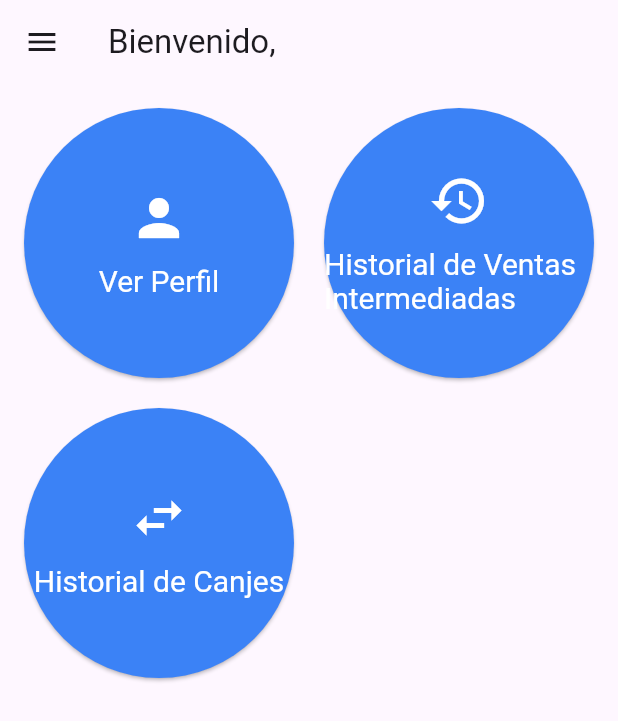
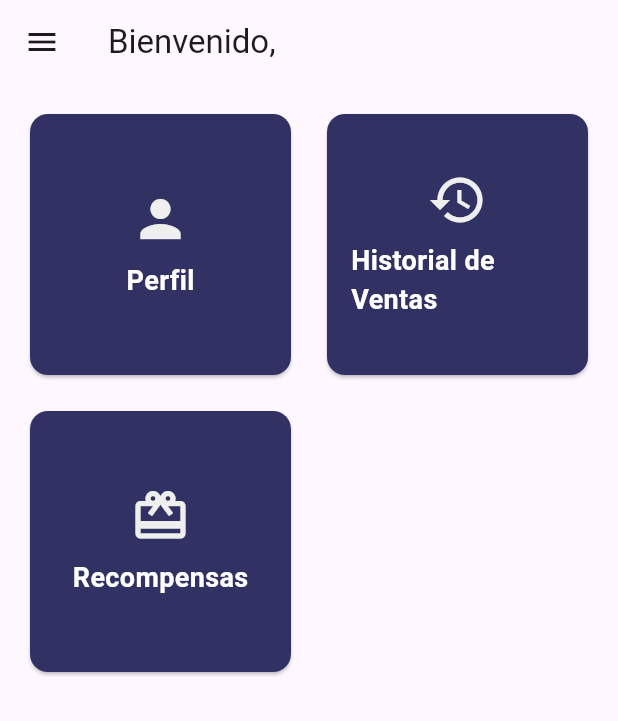
Before and after one commit to RaulTorreM/Fidelizacion_Tecnicos_Movil, a Flutter app: the MenuPage screen opened directly with empty values, on a phone screen of 412 x 824 dp. Shown: the top 721 px of the screen. Run offline on Flutter 3.47's test engine with Material 3 defaults, Android fonts, the phone set to English and light mode, and no system bars; our stand-ins replace dio, retrofit; generated files the repository leaves out were written again; network calls fail.

Commit message:
Se mejoró las interfaces y se añadió Ver Recompensas

```diff
--- a/lib/data/models/login_response.dart
+++ b/lib/data/models/login_response.dart
@@ -1,15 +1,29 @@
-import 'package:json_annotation/json_annotation.dart';
-import 'tecnico.dart';
-
-part 'login_response.g.dart';
-
-@JsonSerializable()
 class LoginResponse {
+  final String status;
+  final String message;
   final String idTecnico;
 
-  LoginResponse({required this.idTecnico});
+  LoginResponse({
+    required this.status,
+    required this.message,
+    required this.idTecnico,
+  });
 
+  // Método para crear una instancia de LoginResponse a partir de un JSON
   factory LoginResponse.fromJson(Map<String, dynamic> json) {
-    return LoginResponse(idTecnico: json['idTecnico']);
+    return LoginResponse(
+      status: json['status'],
+      message: json['message'],
+      idTecnico: json['idTecnico'],
+    );
+  }
+
+  // Método para convertir la instancia en JSON
+  Map<String, dynamic> toJson() {
+    return {
+      'status': status,
+      'message': message,
+      'idTecnico': idTecnico,
+    };
   }
 }
--- /dev/null
+++ b/lib/data/models/recompensa.dart
@@ -0,0 +1,28 @@
+import 'package:json_annotation/json_annotation.dart';
+
+part 'recompensa.g.dart';
+
+@JsonSerializable()
+
+class Recompensa {
+  final String idRecompensa;
+  final String tipoRecompensa;
+  final String descripcionRecompensa;
+  final int costoPuntosRecompensa;
+
+  Recompensa({
+    required this.idRecompensa,
+    required this.tipoRecompensa,
+    required this.descripcionRecompensa,
+    required this.costoPuntosRecompensa,
+  });
+
+  factory Recompensa.fromJson(Map<String, dynamic> json) {
+    return Recompensa(
+      idRecompensa: json['idRecompensa'],
+      tipoRecompensa: json['tipoRecompensa'],
+      descripcionRecompensa: json['descripcionRecompensa'],
+      costoPuntosRecompensa: json['costoPuntos_Recompensa'],
+    );
+  }
+}
--- a/lib/data/models/tecnico.dart
+++ b/lib/data/models/tecnico.dart
@@ -4,36 +4,44 @@ part 'tecnico.g.dart';
 
 @JsonSerializable()
 class Tecnico {
+  @JsonKey(name: 'idTecnico')
   final String idTecnico;
+
+  @JsonKey(name: 'nombreTecnico')
   final String nombreTecnico;
+
+  @JsonKey(name: 'celularTecnico')
   final String celularTecnico;
+
+  @JsonKey(name: 'oficioTecnico')
   final String oficioTecnico;
-  final String fechaNacimientoTecnico;
-  final int totalPuntosActualesTecnico;
-  final int historicoPuntosTecnico;
-  final String rangoTecnico;
+
+  @JsonKey(name: 'fechaNacimiento_Tecnico')
+  final String? fechaNacimientoTecnico; // Cambiado el nombre de la clave
+
+  @JsonKey(name: 'totalPuntosActuales_Tecnico')
+  final int totalPuntosActualesTecnico; // Cambiado el nombre de la clave
+
+  @JsonKey(name: 'historicoPuntos_Tecnico')
+  final int historicoPuntosTecnico; // Cambiado el nombre de la clave
+
+  @JsonKey(name: 'rangoTecnico')
+  final String? rangoTecnico; // Campo opcional
 
   Tecnico({
     required this.idTecnico,
     required this.nombreTecnico,
     required this.celularTecnico,
     required this.oficioTecnico,
-    required this.fechaNacimientoTecnico,
+    this.fechaNacimientoTecnico, // Campo opcional
     required this.totalPuntosActualesTecnico,
     required this.historicoPuntosTecnico,
-    required this.rangoTecnico,
+    this.rangoTecnico, // Campo opcional
   });
 
-  factory Tecnico.fromJson(Map<String, dynamic> json) {
-    return Tecnico(
-      idTecnico: json['idTecnico'],
-      nombreTecnico: json['nombreTecnico'],
-      celularTecnico: json['celularTecnico'],
-      oficioTecnico: json['oficioTecnico'],
-      fechaNacimientoTecnico: json['fechaNacimiento_Tecnico'],
-      totalPuntosActualesTecnico: json['totalPuntosActuales_Tecnico'],
-      historicoPuntosTecnico: json['historicoPuntos_Tecnico'],
-      rangoTecnico: json['rangoTecnico'],
-    );
-  }
+  // Método para deserializar el JSON
+  factory Tecnico.fromJson(Map<String, dynamic> json) => _$TecnicoFromJson(json);
+
+  // Método para serializar el objeto a JSON
+  Map<String, dynamic> toJson() => _$TecnicoToJson(this);
 }
--- /dev/null
+++ b/lib/logic/recompensa_bloc.dart
@@ -0,0 +1,29 @@
+import 'package:flutter/material.dart';
+import '../../services/api_service.dart';
+import '../../data/models/recompensa.dart';
+
+class RecompensaBloc extends ChangeNotifier {
+  List<Recompensa> _recompensas = [];
+  bool _isLoading = false;
+  String? _errorMessage;
+
+  List<Recompensa> get recompensas => _recompensas;
+  bool get isLoading => _isLoading;
+  String? get errorMessage => _errorMessage;
+
+  Future<void> obtenerRecompensas() async {
+    _isLoading = true;
+    notifyListeners();
+
+    try {
+      _recompensas = await ApiService.create().obtenerRecompensas();
+      _errorMessage = null; // Limpiar errores
+    } catch (error) {
+      _errorMessage = 'Error al cargar recompensas: $error';
+      _recompensas = []; // Limpiar recompensas en caso de error
+    } finally {
+      _isLoading = false;
+      notifyListeners();
+    }
+  }
+}
--- a/lib/main.dart
+++ b/lib/main.dart
@@ -2,6 +2,7 @@ import 'package:flutter/material.dart';
 import 'package:provider/provider.dart';
 import 'ui/screens/login_page.dart';
 import 'logic/login_bloc.dart';
+import 'logic/recompensa_bloc.dart'; // Asegúrate de importar tu RecompensaBloc
 import 'services/api_service.dart';
 
 void main() {
@@ -13,14 +14,15 @@ class MyApp extends StatelessWidget {
   Widget build(BuildContext context) {
     return MultiProvider(
       providers: [
-        Provider<ApiService>(create: (_) => ApiService.create()), // Asegúrate de inicializar ApiService
+        Provider<ApiService>(create: (_) => ApiService.create()), // Inicializa ApiService
         ChangeNotifierProvider(create: (context) => LoginBloc(Provider.of<ApiService>(context, listen: false))),
+
       ],
       child: MaterialApp(
         title: 'Técnicos App',
         theme: ThemeData(
           primarySwatch: Colors.blue,
-          visualDensity: VisualDensity.adaptivePlatformDensity, // Mejor integración con diferentes plataformas
+          visualDensity: VisualDensity.adaptivePlatformDensity,
         ),
         initialRoute: '/',
         routes: {
--- a/lib/services/api_service.dart
+++ b/lib/services/api_service.dart
@@ -6,6 +6,7 @@ import '../data/models/login_response.dart' ;
 import '../data/models/tecnico.dart' ;
 import '../data/models/venta_intermediada.dart';
 import '../data/models/csrf_response.dart';
+import '../data/models/recompensa.dart';
 
 part 'api_service.g.dart'; // Asegúrate de tener el archivo generado
 
@@ -40,6 +41,11 @@ abstract class ApiService {
 
   @GET("/getTecnico/{idTecnico}")
   Future<Tecnico> obtenerTecnicoPorId(@Path("idTecnico") String idTecnico);
+
+  @GET("/recompensas")
+  Future<List<Recompensa>> obtenerRecompensas();
+
+
 }
 
 final ApiService _apiService = ApiService.create();
--- a/lib/ui/screens/menu_page.dart
+++ b/lib/ui/screens/menu_page.dart
@@ -4,31 +4,31 @@ import 'historialVentas_page.dart';
 import '../../data/models/tecnico.dart';
 import 'package:provider/provider.dart';
 import '../../logic/login_bloc.dart'; // Asegúrate de importar tu LoginBloc
+import '../screens/recompensas_page.dart';
 
-class MenuPage extends StatelessWidget {
-
-  final Tecnico tecnico;  // Ya recibes el técnico aquí
+class MenuPage extends StatefulWidget {
+  final Tecnico tecnico;
 
   const MenuPage({Key? key, required this.tecnico}) : super(key: key);
 
   @override
+  _MenuPageState createState() => _MenuPageState();
+}
+
+class _MenuPageState extends State<MenuPage> {
+  @override
   Widget build(BuildContext context) {
-
-
-
     return Scaffold(
       appBar: AppBar(
-        title: Text('Bienvenido, ${tecnico.nombreTecnico}'),
+        title: Text('Bienvenido, ${widget.tecnico.nombreTecnico}'),
       ),
       drawer: Drawer(
         child: ListView(
           padding: EdgeInsets.zero,
           children: <Widget>[
             DrawerHeader(
-              decoration: BoxDecoration(
-                color: Color(0xFF021526),
-              ),
-              child: Text(
+              decoration: const BoxDecoration(color: Color(0xFF021526)),
+              child: const Text(
                 'Navegación',
                 style: TextStyle(
                   color: Colors.white,
@@ -38,12 +38,12 @@ class MenuPage extends StatelessWidget {
             ),
             ListTile(
               title: const Text('Ver Perfil'),
-              onTap: () async {
+              onTap: () {
                 Navigator.pop(context);
                 Navigator.push(
                   context,
                   MaterialPageRoute(
-                    builder: (context) => ProfilePage(tecnico: tecnico), // Pasar el objeto Tecnico
+                    builder: (context) => ProfilePage(tecnico: widget.tecnico),
                   ),
                 );
               },
@@ -55,19 +55,7 @@ class MenuPage extends StatelessWidget {
                 Navigator.push(
                   context,
                   MaterialPageRoute(
-                    builder: (context) => HistorialVentasPage(idTecnico: tecnico.idTecnico),
-                  ),
-                );
-              },
-            ),
-            ListTile(
-              title: const Text('Historial de Canjes'),
-              onTap: () {
-                Navigator.pop(context);
-                Navigator.push(
-                  context,
-                  MaterialPageRoute(
-                    builder: (context) => ProfilePage(tecnico: tecnico),
+                    builder: (context) => HistorialVentasPage(idTecnico: widget.tecnico.idTecnico),
                   ),
                 );
               },
@@ -78,31 +66,31 @@ class MenuPage extends StatelessWidget {
       body: Padding(
         padding: const EdgeInsets.all(16.0),
         child: GridView.count(
-          crossAxisCount: 2,
-          crossAxisSpacing: 20,
-          mainAxisSpacing: 20,
+          crossAxisCount: 2, // Número de columnas
+          crossAxisSpacing: 16.0, // Espacio horizontal entre tarjetas
+          mainAxisSpacing: 16.0, // Espacio vertical entre tarjetas
           children: [
-            _buildMenuButton(context, 'Ver Perfil', Icons.person, () {
+            _buildMenuCard('Perfil', Icons.person, () {
               Navigator.push(
                 context,
                 MaterialPageRoute(
-                  builder: (context) => ProfilePage(tecnico: tecnico),
+                  builder: (context) => ProfilePage(tecnico: widget.tecnico),
                 ),
               );
             }),
-            _buildMenuButton(context, 'Historial de Ventas Intermediadas', Icons.history, () {
+            _buildMenuCard('Historial de Ventas', Icons.history, () {
               Navigator.push(
                 context,
                 MaterialPageRoute(
-                  builder: (context) => HistorialVentasPage(idTecnico: tecnico.idTecnico),
+                  builder: (context) => HistorialVentasPage(idTecnico: widget.tecnico.idTecnico),
                 ),
               );
             }),
-            _buildMenuButton(context, 'Historial de Canjes', Icons.swap_horiz, () {
+            _buildMenuCard('Recompensas', Icons.card_giftcard, () {
               Navigator.push(
                 context,
                 MaterialPageRoute(
-                  builder: (context) => ProfilePage(tecnico: tecnico),
+                  builder: (context) => const RecompensasPage(),
                 ),
               );
             }),
@@ -112,21 +100,36 @@ class MenuPage extends StatelessWidget {
     );
   }
 
-  Widget _buildMenuButton(BuildContext context, String title, IconData icon, VoidCallback onPressed) {
-    return ElevatedButton(
-      onPressed: onPressed,
-      style: ElevatedButton.styleFrom(
-        backgroundColor: Color(0xFF3B82F6),
-        padding: EdgeInsets.symmetric(vertical: 20),
-        textStyle: TextStyle(fontSize: 20),
-      ),
-      child: Column(
-        mainAxisAlignment: MainAxisAlignment.center,
-        children: [
-          Icon(icon, size: 40, color: Colors.white),
-          const SizedBox(height: 10),
-          Text(title, style: TextStyle(color: Colors.white)),
-        ],
+  Widget _buildMenuCard(String title, IconData icon, VoidCallback onTap) {
+    return GestureDetector(
+      onTap: onTap,
+      child: Card(
+        color: const Color.fromARGB(255, 49, 50, 99),
+        shape: RoundedRectangleBorder(
+          borderRadius: BorderRadius.circular(12),
+        ),
+        child: Padding(
+          padding: const EdgeInsets.all(16.0),
+          child: Column(
+            mainAxisAlignment: MainAxisAlignment.center,
+            children: [
+              Icon(
+                icon,
+                size: 40,
+                color: const Color.fromARGB(255, 239, 239, 240),
+              ),
+              const SizedBox(height: 8),
+              Text(
+                title,
+                style: const TextStyle(
+                  fontSize: 18,
+                  fontWeight: FontWeight.bold,
+                  color: Color.fromARGB(255, 255, 255, 255),
+                ),
+              ),
+            ],
+          ),
+        ),
       ),
     );
   }
--- a/lib/ui/screens/profile_page.dart
+++ b/lib/ui/screens/profile_page.dart
@@ -31,9 +31,9 @@ class ProfilePage extends StatelessWidget {
             // Información del Técnico
             _buildInfoCard('ID Técnico', tecnico.idTecnico),
             _buildInfoCard('Celular', tecnico.celularTecnico),
-            _buildInfoCard('Rango', tecnico.rangoTecnico),
+            _buildInfoCard('Rango', tecnico.rangoTecnico!),
             _buildInfoCard('Puntos Totales', '${tecnico.totalPuntosActualesTecnico}'),
-            _buildInfoCard('Fecha de Nacimiento', tecnico.fechaNacimientoTecnico),
+            _buildInfoCard('Fecha de Nacimiento', tecnico.fechaNacimientoTecnico!),
             _buildInfoCard('Histórico de Puntos', '${tecnico.historicoPuntosTecnico}'),
 
             const SizedBox(height: 20),
```
Also changed, not shown: lib/data/repositories/tecnico_repository.dart (+13 -7 lines), lib/logic/login_bloc.dart (+12 -8 lines), lib/ui/screens/historialVentas_page.dart (+63 -23 lines), lib/ui/screens/recompensas_page.dart (added, +108 -0 lines), lib/ui/screens/ventaDetalle_page.dart (added, +66 -0 lines), lib/data/models/login_response.g.dart (deleted), lib/data/models/recompensa.g.dart (added), lib/data/models/tecnico.g.dart, lib/services/api_service.g.dart.
